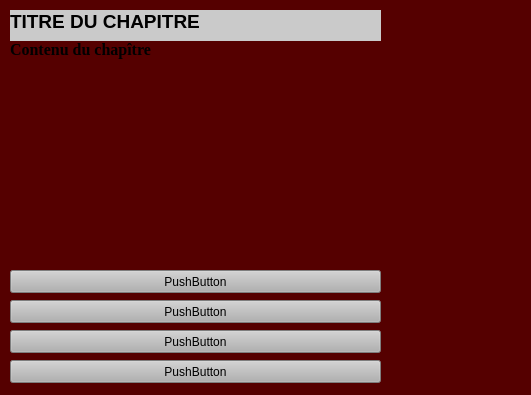
First picture: the form in kimQuest2/kimQuest2.ui, repository fojek/kimQuest2.1, before the edit; both pictures show x 0 to 531 and y 0 to 395 of the 833 by 395 pixel window.
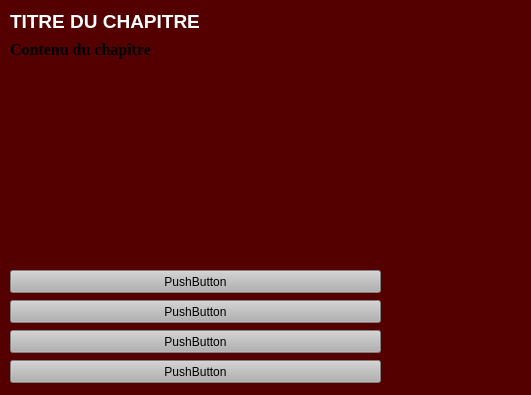
Second picture: the form after the edit. Icons and pictures are not drawn.

```diff
--- a/kimQuest2/kimQuest2.ui
+++ b/kimQuest2/kimQuest2.ui
@@ -1097,63 +1097,63 @@
        <colorrole role="WindowText">
         <brush brushstyle="SolidPattern">
          <color alpha="255">
-          <red>0</red>
-          <green>0</green>
-          <blue>0</blue>
+          <red>255</red>
+          <green>255</green>
+          <blue>255</blue>
          </color>
         </brush>
        </colorrole>
        <colorrole role="Button">
         <brush brushstyle="SolidPattern">
          <color alpha="255">
-          <red>202</red>
-          <green>202</green>
-          <blue>202</blue>
+          <red>85</red>
+          <green>0</green>
+          <blue>0</blue>
          </color>
         </brush>
        </colorrole>
        <colorrole role="Light">
         <brush brushstyle="SolidPattern">
          <color alpha="255">
-          <red>255</red>
-          <green>255</green>
-          <blue>255</blue>
+          <red>127</red>
+          <green>0</green>
+          <blue>0</blue>
          </color>
         </brush>
        </colorrole>
        <colorrole role="Midlight">
         <brush brushstyle="SolidPattern">
          <color alpha="255">
-          <red>228</red>
-          <green>228</green>
-          <blue>228</blue>
+          <red>106</red>
+          <green>0</green>
+          <blue>0</blue>
          </color>
         </brush>
        </colorrole>
        <colorrole role="Dark">
         <brush brushstyle="SolidPattern">
          <color alpha="255">
-          <red>101</red>
-          <green>101</green>
-          <blue>101</blue>
+          <red>42</red>
+          <green>0</green>
+          <blue>0</blue>
          </color>
         </brush>
        </colorrole>
        <colorrole role="Mid">
         <brush brushstyle="SolidPattern">
          <color alpha="255">
-          <red>135</red>
-          <green>135</green>
-          <blue>135</blue>
+          <red>56</red>
+          <green>0</green>
+          <blue>0</blue>
          </color>
         </brush>
        </colorrole>
        <colorrole role="Text">
         <brush brushstyle="SolidPattern">
          <color alpha="255">
-          <red>0</red>
-          <green>0</green>
-          <blue>0</blue>
+          <red>255</red>
+          <green>255</green>
+          <blue>255</blue>
          </color>
         </brush>
        </colorrole>
@@ -1169,27 +1169,27 @@
        <colorrole role="ButtonText">
         <brush brushstyle="SolidPattern">
          <color alpha="255">
-          <red>0</red>
-          <green>0</green>
-          <blue>0</blue>
+          <red>255</red>
+          <green>255</green>
+          <blue>255</blue>
          </color>
         </brush>
        </colorrole>
        <colorrole role="Base">
         <brush brushstyle="SolidPattern">
          <color alpha="255">
-          <red>255</red>
-          <green>255</green>
-          <blue>255</blue>
+          <red>0</red>
+          <green>0</green>
+          <blue>0</blue>
          </color>
         </brush>
        </colorrole>
        <colorrole role="Window">
         <brush brushstyle="SolidPattern">
          <color alpha="255">
-          <red>202</red>
-          <green>202</green>
-          <blue>202</blue>
+          <red>85</red>
+          <green>0</green>
+          <blue>0</blue>
          </color>
         </brush>
        </colorrole>
@@ -1205,9 +1205,9 @@
        <colorrole role="AlternateBase">
         <brush brushstyle="SolidPattern">
          <color alpha="255">
-          <red>228</red>
-          <green>228</green>
-          <blue>228</blue>
+          <red>42</red>
+          <green>0</green>
+          <blue>0</blue>
          </color>
         </brush>
        </colorrole>
@@ -1234,63 +1234,63 @@
        <colorrole role="WindowText">
         <brush brushstyle="SolidPattern">
          <color alpha="255">
-          <red>0</red>
-          <green>0</green>
-          <blue>0</blue>
+          <red>255</red>
+          <green>255</green>
+          <blue>255</blue>
          </color>
         </brush>
        </colorrole>
        <colorrole role="Button">
         <brush brushstyle="SolidPattern">
          <color alpha="255">
-          <red>202</red>
-          <green>202</green>
-          <blue>202</blue>
+          <red>85</red>
+          <green>0</green>
+          <blue>0</blue>
          </color>
         </brush>
        </colorrole>
        <colorrole role="Light">
         <brush brushstyle="SolidPattern">
          <color alpha="255">
-          <red>255</red>
-          <green>255</green>
-          <blue>255</blue>
+          <red>127</red>
+          <green>0</green>
+          <blue>0</blue>
          </color>
         </brush>
        </colorrole>
        <colorrole role="Midlight">
         <brush brushstyle="SolidPattern">
          <color alpha="255">
-          <red>228</red>
-          <green>228</green>
-          <blue>228</blue>
+          <red>106</red>
+          <green>0</green>
+          <blue>0</blue>
          </color>
         </brush>
        </colorrole>
        <colorrole role="Dark">
         <brush brushstyle="SolidPattern">
          <color alpha="255">
-          <red>101</red>
-          <green>101</green>
-          <blue>101</blue>
+          <red>42</red>
+          <green>0</green>
+          <blue>0</blue>
          </color>
         </brush>
        </colorrole>
        <colorrole role="Mid">
         <brush brushstyle="SolidPattern">
          <color alpha="255">
-          <red>135</red>
-          <green>135</green>
-          <blue>135</blue>
+          <red>56</red>
+          <green>0</green>
+          <blue>0</blue>
          </color>
         </brush>
        </colorrole>
        <colorrole role="Text">
         <brush brushstyle="SolidPattern">
          <color alpha="255">
-          <red>0</red>
-          <green>0</green>
-          <blue>0</blue>
+          <red>255</red>
+          <green>255</green>
+          <blue>255</blue>
          </color>
         </brush>
        </colorrole>
@@ -1306,27 +1306,27 @@
        <colorrole role="ButtonText">
         <brush brushstyle="SolidPattern">
          <color alpha="255">
-          <red>0</red>
-          <green>0</green>
-          <blue>0</blue>
+          <red>255</red>
+          <green>255</green>
+          <blue>255</blue>
          </color>
         </brush>
        </colorrole>
        <colorrole role="Base">
         <brush brushstyle="SolidPattern">
          <color alpha="255">
-          <red>255</red>
-          <green>255</green>
-          <blue>255</blue>
+          <red>0</red>
+          <green>0</green>
+          <blue>0</blue>
          </color>
         </brush>
        </colorrole>
        <colorrole role="Window">
         <brush brushstyle="SolidPattern">
          <color alpha="255">
-          <red>202</red>
-          <green>202</green>
-          <blue>202</blue>
+          <red>85</red>
+          <green>0</green>
+          <blue>0</blue>
          </color>
         </brush>
        </colorrole>
@@ -1342,9 +1342,9 @@
        <colorrole role="AlternateBase">
         <brush brushstyle="SolidPattern">
          <color alpha="255">
-          <red>228</red>
-          <green>228</green>
-          <blue>228</blue>
+          <red>42</red>
+          <green>0</green>
+          <blue>0</blue>
          </color>
         </brush>
        </colorrole>
@@ -1371,63 +1371,63 @@
        <colorrole role="WindowText">
         <brush brushstyle="SolidPattern">
          <color alpha="255">
-          <red>101</red>
-          <green>101</green>
-          <blue>101</blue>
+          <red>42</red>
+          <green>0</green>
+          <blue>0</blue>
          </color>
         </brush>
        </colorrole>
        <colorrole role="Button">
         <brush brushstyle="SolidPattern">
          <color alpha="255">
-          <red>202</red>
-          <green>202</green>
-          <blue>202</blue>
+          <red>85</red>
+          <green>0</green>
+          <blue>0</blue>
          </color>
         </brush>
        </colorrole>
        <colorrole role="Light">
         <brush brushstyle="SolidPattern">
          <color alpha="255">
-          <red>255</red>
-          <green>255</green>
-          <blue>255</blue>
+          <red>127</red>
+          <green>0</green>
+          <blue>0</blue>
          </color>
         </brush>
        </colorrole>
        <colorrole role="Midlight">
         <brush brushstyle="SolidPattern">
          <color alpha="255">
-          <red>228</red>
-          <green>228</green>
-          <blue>228</blue>
+          <red>106</red>
+          <green>0</green>
+          <blue>0</blue>
          </color>
         </brush>
        </colorrole>
        <colorrole role="Dark">
         <brush brushstyle="SolidPattern">
          <color alpha="255">
-          <red>101</red>
-          <green>101</green>
-          <blue>101</blue>
+          <red>42</red>
+          <green>0</green>
+          <blue>0</blue>
          </color>
         </brush>
        </colorrole>
        <colorrole role="Mid">
         <brush brushstyle="SolidPattern">
          <color alpha="255">
-          <red>135</red>
-          <green>135</green>
-          <blue>135</blue>
+          <red>56</red>
+          <green>0</green>
+          <blue>0</blue>
          </color>
         </brush>
        </colorrole>
        <colorrole role="Text">
         <brush brushstyle="SolidPattern">
          <color alpha="255">
-          <red>101</red>
-          <green>101</green>
-          <blue>101</blue>
+          <red>42</red>
+          <green>0</green>
+          <blue>0</blue>
          </color>
         </brush>
        </colorrole>
@@ -1443,27 +1443,27 @@
        <colorrole role="ButtonText">
         <brush brushstyle="SolidPattern">
          <color alpha="255">
-          <red>101</red>
-          <green>101</green>
-          <blue>101</blue>
+          <red>42</red>
+          <green>0</green>
+          <blue>0</blue>
          </color>
         </brush>
        </colorrole>
        <colorrole role="Base">
         <brush brushstyle="SolidPattern">
          <color alpha="255">
-          <red>202</red>
-          <green>202</green>
-          <blue>202</blue>
+          <red>85</red>
+          <green>0</green>
+          <blue>0</blue>
          </color>
         </brush>
        </colorrole>
        <colorrole role="Window">
         <brush brushstyle="SolidPattern">
          <color alpha="255">
-          <red>202</red>
-          <green>202</green>
-          <blue>202</blue>
+          <red>85</red>
+          <green>0</green>
+          <blue>0</blue>
          </color>
         </brush>
        </colorrole>
@@ -1479,9 +1479,9 @@
        <colorrole role="AlternateBase">
         <brush brushstyle="SolidPattern">
          <color alpha="255">
-          <red>202</red>
-          <green>202</green>
-          <blue>202</blue>
+          <red>85</red>
+          <green>0</green>
+          <blue>0</blue>
          </color>
         </brush>
        </colorrole>
@@ -1506,6 +1506,11 @@
       </disabled>
      </palette>
     </property>
+    <property name="font">
+     <font>
+      <pointsize>14</pointsize>
+     </font>
+    </property>
     <property name="autoFillBackground">
      <bool>true</bool>
     </property>
```
